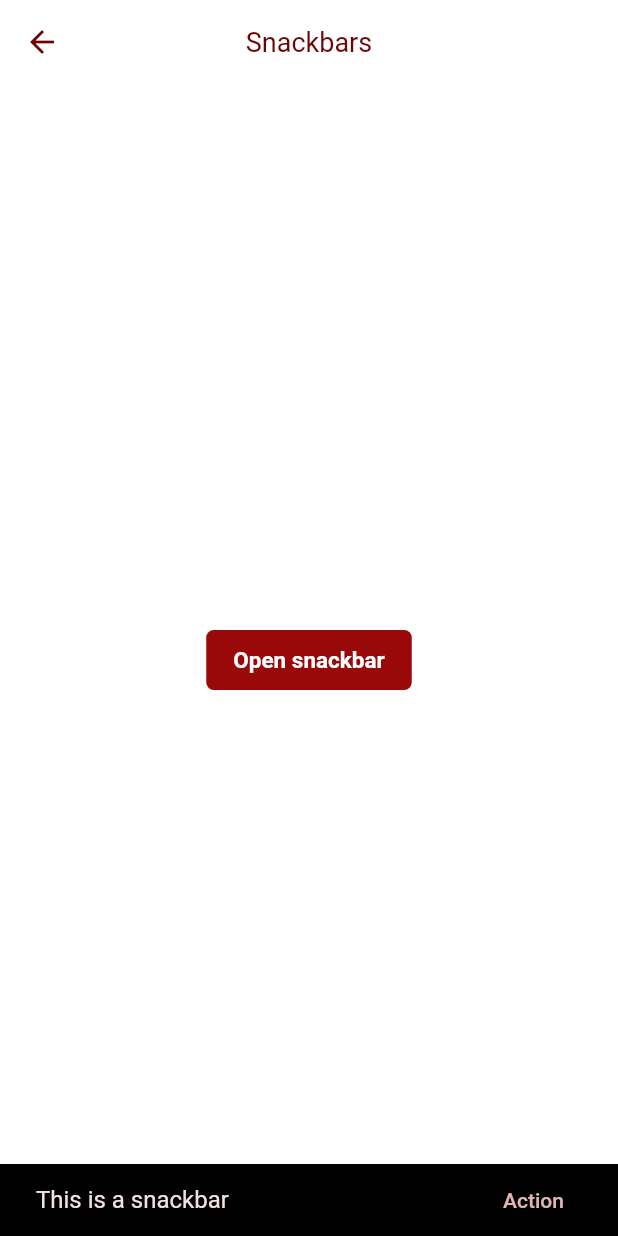
After one commit to C4co/flutter_ds1, a Flutter app: the SnackBarPage screen opened by its route, after a tap on "Open snackbar", on a phone screen of 412 x 824 dp. The commit adds this screen. Run offline on Flutter 3.47's test engine with Material 2 defaults, Android fonts, the light colour scheme and no system bars; our stand-ins replace go_router, google_fonts.

Commit message:
update examples

```diff
--- a/lib/app.dart
+++ b/lib/app.dart
@@ -8,7 +8,7 @@ class App extends StatelessWidget {
   @override
   Widget build(BuildContext context) {
     return MaterialApp.router(
-      theme: ds1Theme(context: context),
+      theme: ds1Theme(context: context, color: DS1Colors.red),
       debugShowCheckedModeBanner: false,
       routerConfig: router,
     );
--- a/lib/core/routes/router.dart
+++ b/lib/core/routes/router.dart
@@ -15,6 +15,10 @@ final router = GoRouter(
           path: 'inputs',
           builder: (context, state) => const InputPage(),
         ),
+        GoRoute(
+          path: 'snackbars',
+          builder: (context, state) => const SnackBarPage(),
+        ),
       ],
     ),
   ],
--- a/lib/views/home/home.page.dart
+++ b/lib/views/home/home.page.dart
@@ -22,8 +22,12 @@ class _HomePageState extends State<HomePage> {
             onTap: () => context.go('/buttons'),
           ),
           ListTile(
-            title: const Text('Inputs'),
+            title: const Text('Input, Select, Pickers'),
             onTap: () => context.go('/inputs'),
+          ),
+          ListTile(
+            title: const Text('Snackbars'),
+            onTap: () => context.go('/snackbars'),
           ),
         ],
       ),
--- /dev/null
+++ b/lib/views/snackbar/snackbar_page.dart
@@ -0,0 +1,32 @@
+import 'package:flutter/material.dart';
+import 'package:ds1/ds1.dart';
+
+class SnackBarPage extends StatefulWidget {
+  const SnackBarPage({super.key});
+
+  @override
+  State<SnackBarPage> createState() => _SnackBarPageState();
+}
+
+class _SnackBarPageState extends State<SnackBarPage> {
+  @override
+  Widget build(BuildContext context) {
+    return Scaffold(
+      appBar: AppBar(
+        title: const Text('Snackbars'),
+      ),
+      body: Center(
+        child: DS1Button(
+          label: 'Open snackbar',
+          onTap: () {
+            DS1SnackBar.show(
+              action: SnackBarAction(label: 'Action', onPressed: () {}),
+              message: 'This is a snackbar',
+              context: context,
+            );
+          },
+        ),
+      ),
+    );
+  }
+}
--- a/lib/views/views.dart
+++ b/lib/views/views.dart
@@ -1,3 +1,4 @@
 export './home/home.page.dart';
 export './button/button_page.dart';
 export './input/input_page.dart';
+export './snackbar/snackbar_page.dart';
--- a/pubspec.yaml
+++ b/pubspec.yaml
@@ -31,6 +31,7 @@ dependencies:
   flutter:
     sdk: flutter
   go_router: ^6.0.0
+  intl: ^0.18.1
 
   # The following adds the Cupertino Icons font to your application.
   # Use with the CupertinoIcons class for iOS style icons.
```
Also changed, not shown: lib/views/button/button_page.dart (+33 -37 lines), lib/views/input/input_page.dart (+33 -21 lines), pubspec.lock.
